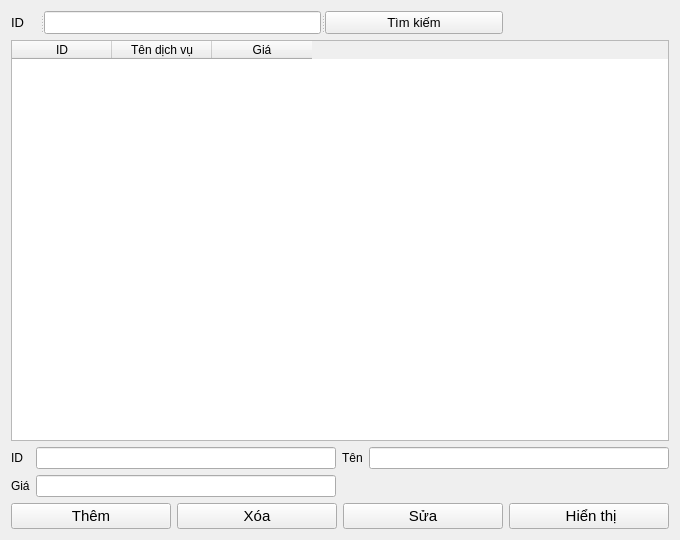
The window that view/ql_dichvu/ql_dichvu.ui (loimaxto/DoAnPython) describes before a commit, drawn with Qt 5.
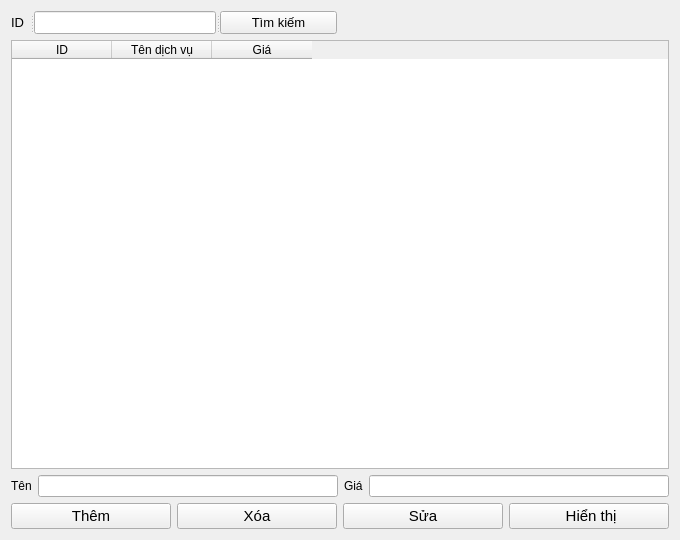
The same window after the commit.

```diff
--- a/view/ql_dichvu/ql_dichvu.ui
+++ b/view/ql_dichvu/ql_dichvu.ui
@@ -14,7 +14,7 @@
    <string>Form</string>
   </property>
   <layout class="QGridLayout" name="gridLayout_2">
-   <item row="0" column="0" colspan="3">
+   <item row="0" column="0" colspan="2">
     <widget class="QSplitter" name="splitter_2">
      <property name="orientation">
       <enum>Qt::Horizontal</enum>
@@ -73,33 +73,23 @@
    <item row="2" column="0" colspan="4">
     <layout class="QGridLayout" name="gridLayout">
      <item row="0" column="0">
-      <widget class="QLabel" name="label_2">
-       <property name="text">
-        <string>ID</string>
-       </property>
-      </widget>
-     </item>
-     <item row="0" column="1">
-      <widget class="QLineEdit" name="in_id"/>
-     </item>
-     <item row="0" column="2">
       <widget class="QLabel" name="label_3">
        <property name="text">
         <string>Tên</string>
        </property>
       </widget>
      </item>
-     <item row="0" column="3">
+     <item row="0" column="1">
       <widget class="QLineEdit" name="in_ten"/>
      </item>
-     <item row="1" column="0">
+     <item row="0" column="2">
       <widget class="QLabel" name="label_4">
        <property name="text">
         <string>Giá</string>
        </property>
       </widget>
      </item>
-     <item row="1" column="1">
+     <item row="0" column="3">
       <widget class="QLineEdit" name="in_price"/>
      </item>
     </layout>
```
